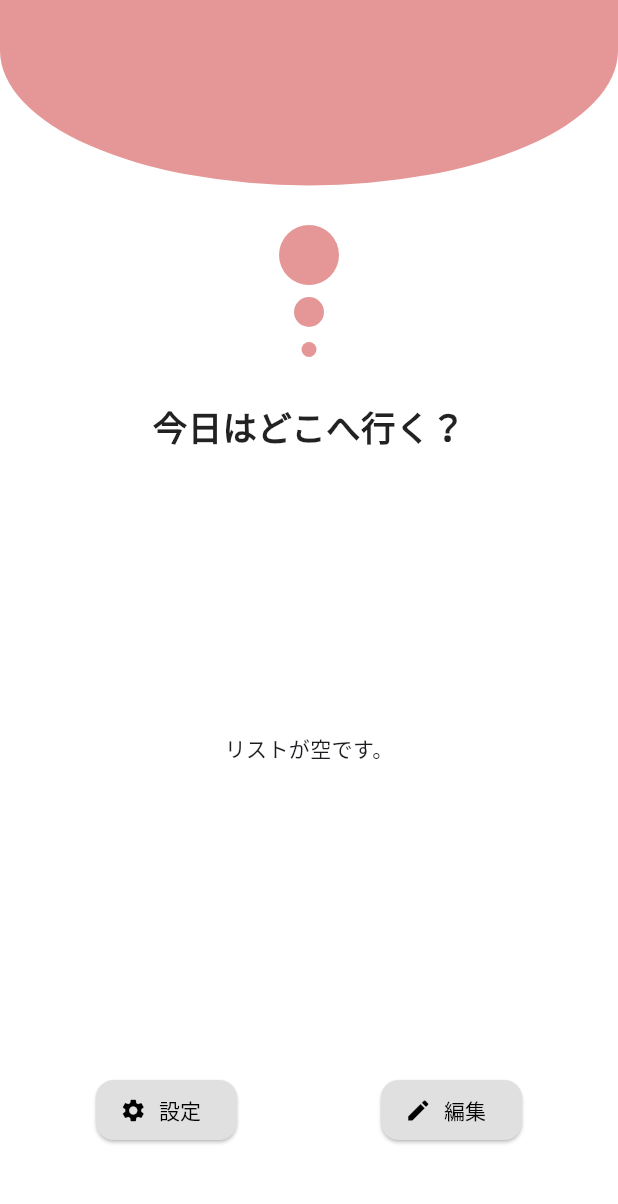
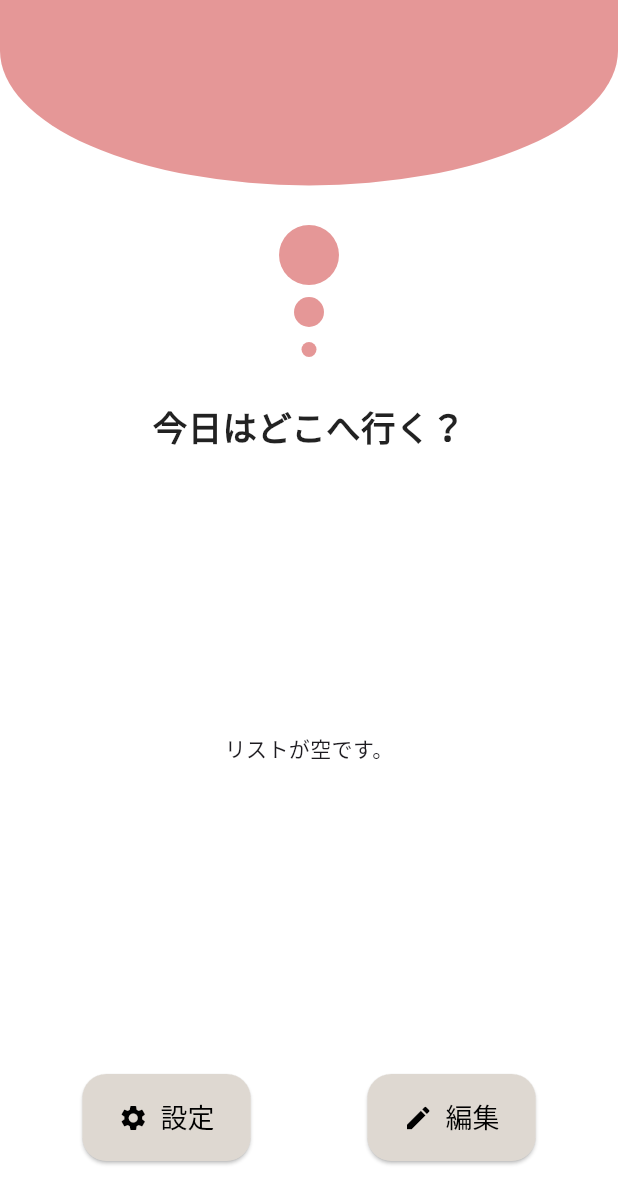
Before and after one commit to hwacho9/wasurenai, a Flutter app: the HomeView screen opened directly, on a phone screen of 412 x 824 dp. Shown: the top 1204 px of the screen. Run offline on Flutter 3.47's test engine with Material 3 defaults, Android fonts, the phone set to English and light mode, and no system bars; our stand-ins replace cloud_firestore, firebase_auth, firebase_core, flutter_card_swiper; accounts and stored records are empty.

Commit message:
style:reusable_buttons

```diff
--- a/lib/screens/home_view.dart
+++ b/lib/screens/home_view.dart
@@ -1,7 +1,8 @@
+import 'package:flutter/material.dart';
 import 'package:firebase_auth/firebase_auth.dart';
-import 'package:flutter/material.dart';
 import 'package:provider/provider.dart';
 import 'package:wasurenai/data/app_colors.dart';
+import 'package:wasurenai/widgets/Buttons/reusable_buttons.dart';
 import '../../models/situation.dart';
 import '../../viewmodels/home_view_model.dart';
 import 'edit_situations_view.dart';
@@ -12,11 +13,10 @@ class HomeView extends StatelessWidget {
   @override
   Widget build(BuildContext context) {
     final user = FirebaseAuth.instance.currentUser;
-
     final viewModel = Provider.of<HomeViewModel>(context);
 
     if (user == null) {
-      return const Center(child: Text('로그인되어 있지 않습니다.'));
+      return const Center(child: Text('ログインされていません'));
     }
 
     return Scaffold(
@@ -36,7 +36,7 @@ class HomeView extends StatelessWidget {
           ),
           Column(
             children: [
-              const SizedBox(height: 150), // 상태바 높이 조정
+              const SizedBox(height: 150),
               // 상단 텍스트와 장식
               const Column(
                 children: [
@@ -67,7 +67,7 @@ class HomeView extends StatelessWidget {
               ),
               // 리스트뷰
               Flexible(
-                flex: 2, // 리스트뷰가 차지하는 비율 조정
+                flex: 2,
                 child: StreamBuilder<List<Situation>>(
                   stream: viewModel.fetchSituations(user.uid),
                   builder: (context, snapshot) {
@@ -110,48 +110,19 @@ class HomeView extends StatelessWidget {
                   },
                 ),
               ),
-              // 하단 버튼
-              Padding(
-                padding: const EdgeInsets.only(
-                    left: 16, right: 16, bottom: 60, top: 20),
-                child: Row(
-                  mainAxisAlignment: MainAxisAlignment.spaceAround,
-                  children: [
-                    ElevatedButton.icon(
-                      onPressed: () {
-                        // 설정 버튼 동작
-                      },
-                      icon: const Icon(Icons.settings),
-                      label: const Text('設定'),
-                      style: ElevatedButton.styleFrom(
-                        backgroundColor: Colors.grey[300],
-                        foregroundColor: Colors.black,
-                        shape: RoundedRectangleBorder(
-                          borderRadius: BorderRadius.circular(12),
-                        ),
-                      ),
-                    ),
-                    ElevatedButton.icon(
-                      onPressed: () {
-                        Navigator.push(
-                          context,
-                          MaterialPageRoute(
-                              builder: (context) => EditSituationsView()),
-                        );
-                      },
-                      icon: const Icon(Icons.edit),
-                      label: const Text('編集'),
-                      style: ElevatedButton.styleFrom(
-                        backgroundColor: Colors.grey[300],
-                        foregroundColor: Colors.black,
-                        shape: RoundedRectangleBorder(
-                          borderRadius: BorderRadius.circular(12),
-                        ),
-                      ),
-                    ),
-                  ],
-                ),
-              ),
+              // 재사용 가능한 하단 버튼 사용
+              ReusableButtons(
+                settingsLabel: '設定',
+                settingsIcon: Icons.settings,
+                onPressed: () {
+                  // 설정 버튼 클릭 동작
+                },
+                editLabel: '編集',
+                editIcon: Icons.edit,
+                onEditPressed: () {
+                  // 편집 버튼 클릭 동작
+                },
+              )
             ],
           ),
         ],
--- /dev/null
+++ b/lib/widgets/Buttons/reusable_buttons.dart
@@ -0,0 +1,66 @@
+import 'package:flutter/material.dart';
+import 'package:wasurenai/data/app_colors.dart';
+
+class ReusableButtons extends StatelessWidget {
+  final String settingsLabel;
+  final IconData settingsIcon;
+  final VoidCallback onPressed;
+
+  final String editLabel;
+  final IconData editIcon;
+  final VoidCallback onEditPressed;
+
+  const ReusableButtons({
+    required this.settingsLabel,
+    required this.settingsIcon,
+    required this.onPressed,
+    required this.editLabel,
+    required this.editIcon,
+    required this.onEditPressed,
+    Key? key,
+  }) : super(key: key);
+
+  @override
+  Widget build(BuildContext context) {
+    return Padding(
+      padding: const EdgeInsets.only(left: 16, right: 16, bottom: 50, top: 20),
+      child: Row(
+        mainAxisAlignment: MainAxisAlignment.spaceAround,
+        children: [
+          ElevatedButton.icon(
+            onPressed: onPressed,
+            icon: Icon(settingsIcon, size: 20), // 아이콘 크기 증가
+            label: Text(
+              settingsLabel,
+              style: const TextStyle(fontSize: 18), // 텍스트 크기 증가
+            ),
+            style: ElevatedButton.styleFrom(
+              padding: const EdgeInsets.symmetric(horizontal: 24, vertical: 16),
+              backgroundColor: AppColors.scaffoldBackground,
+              foregroundColor: Colors.black,
+              shape: RoundedRectangleBorder(
+                borderRadius: BorderRadius.circular(16), // 버튼 모서리 둥글게
+              ),
+            ),
+          ),
+          ElevatedButton.icon(
+            onPressed: onEditPressed,
+            icon: Icon(editIcon, size: 20), // 아이콘 크기 증가
+            label: Text(
+              editLabel,
+              style: const TextStyle(fontSize: 18), // 텍스트 크기 증가
+            ),
+            style: ElevatedButton.styleFrom(
+              padding: const EdgeInsets.symmetric(horizontal: 24, vertical: 16),
+              backgroundColor: AppColors.scaffoldBackground,
+              foregroundColor: Colors.black,
+              shape: RoundedRectangleBorder(
+                borderRadius: BorderRadius.circular(16), // 버튼 모서리 둥글게
+              ),
+            ),
+          ),
+        ],
+      ),
+    );
+  }
+}
```
